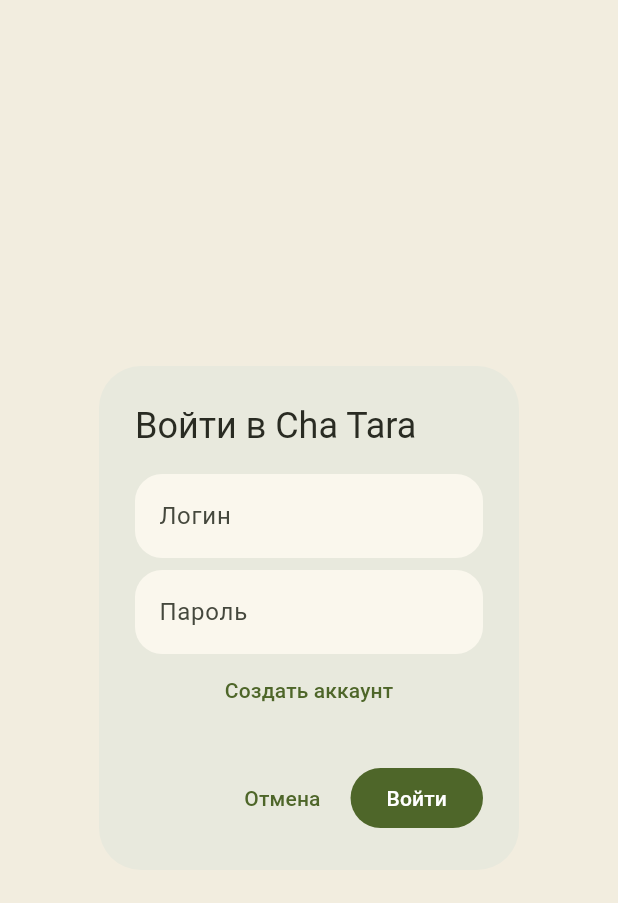
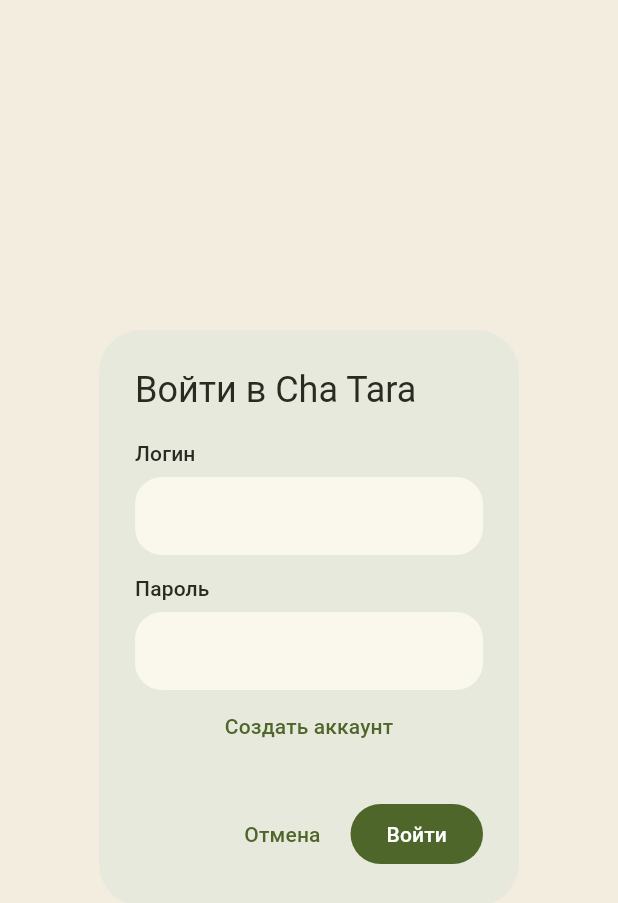
Before and after one commit to cha-tara/cha-tara.github.io, a Flutter app: the FeedSignIn widget shown alone on an empty page, opened directly, on a phone screen of 412 x 824 dp. Shown: the top 903 px of the screen. Run offline on Flutter 3.47's test engine with Material 3 defaults, Android fonts, the phone set to English and light mode, and no system bars; our stand-ins replace shared_preferences; accounts and stored records are empty.

Commit message:
Keep sign-in and registration labels fixed

```diff
--- a/lib/social_feed.dart
+++ b/lib/social_feed.dart
@@ -142,6 +142,42 @@ class _FeedSignInState extends State<FeedSignIn> {
     }
   }
 
+  Widget input({
+    required String label,
+    required TextEditingController controller,
+    required FormFieldValidator<String> validator,
+    Iterable<String>? autofillHints,
+    bool obscureText = false,
+    int? maxLength,
+  }) {
+    return Column(
+      crossAxisAlignment: CrossAxisAlignment.stretch,
+      children: [
+        ExcludeSemantics(
+          child: Text(label, style: Theme.of(context).textTheme.labelLarge),
+        ),
+        const SizedBox(height: 6),
+        Semantics(
+          label: label,
+          child: TextFormField(
+            controller: controller,
+            enabled: !sending,
+            maxLength: maxLength,
+            autofillHints: autofillHints,
+            autocorrect: !obscureText && autofillHints == null,
+            obscureText: obscureText,
+            decoration: const InputDecoration(
+              contentPadding:
+                  EdgeInsets.symmetric(horizontal: 16, vertical: 14),
+              errorMaxLines: 3,
+            ),
+            validator: validator,
+          ),
+        ),
+      ],
+    );
+  }
+
   @override
   Widget build(BuildContext context) => PopScope(
         canPop: !sending,
@@ -153,38 +189,34 @@ class _FeedSignInState extends State<FeedSignIn> {
             child: AutofillGroup(
               child: Column(mainAxisSize: MainAxisSize.min, children: [
                 if (register) ...[
-                  TextFormField(
+                  input(
+                    label: 'Имя в ленте',
                     controller: name,
-                    enabled: !sending,
                     maxLength: 40,
-                    decoration: const InputDecoration(labelText: 'Имя в ленте'),
                     validator: (value) =>
                         value!.trim().isEmpty ? 'Введите имя' : null,
                   ),
-                  const SizedBox(height: 8),
+                  const SizedBox(height: 12),
                 ],
-                TextFormField(
+                input(
+                  label: 'Логин',
                   controller: login,
-                  enabled: !sending,
                   autofillHints: const [AutofillHints.username],
-                  autocorrect: false,
-                  decoration: const InputDecoration(labelText: 'Логин'),
                   validator: (value) =>
                       RegExp(r'^[a-zA-Z0-9_]{3,32}$').hasMatch(value!.trim())
                           ? null
                           : 'От 3 до 32 латинских букв, цифр или _',
                 ),
-                const SizedBox(height: 8),
-                TextFormField(
+                const SizedBox(height: 12),
+                input(
+                  label: 'Пароль',
                   controller: password,
-                  enabled: !sending,
                   obscureText: true,
                   autofillHints: [
                     register
                         ? AutofillHints.newPassword
                         : AutofillHints.password
                   ],
-                  decoration: const InputDecoration(labelText: 'Пароль'),
                   validator: (value) =>
                       value!.length >= 10 && value.length <= 128
                           ? null
```
